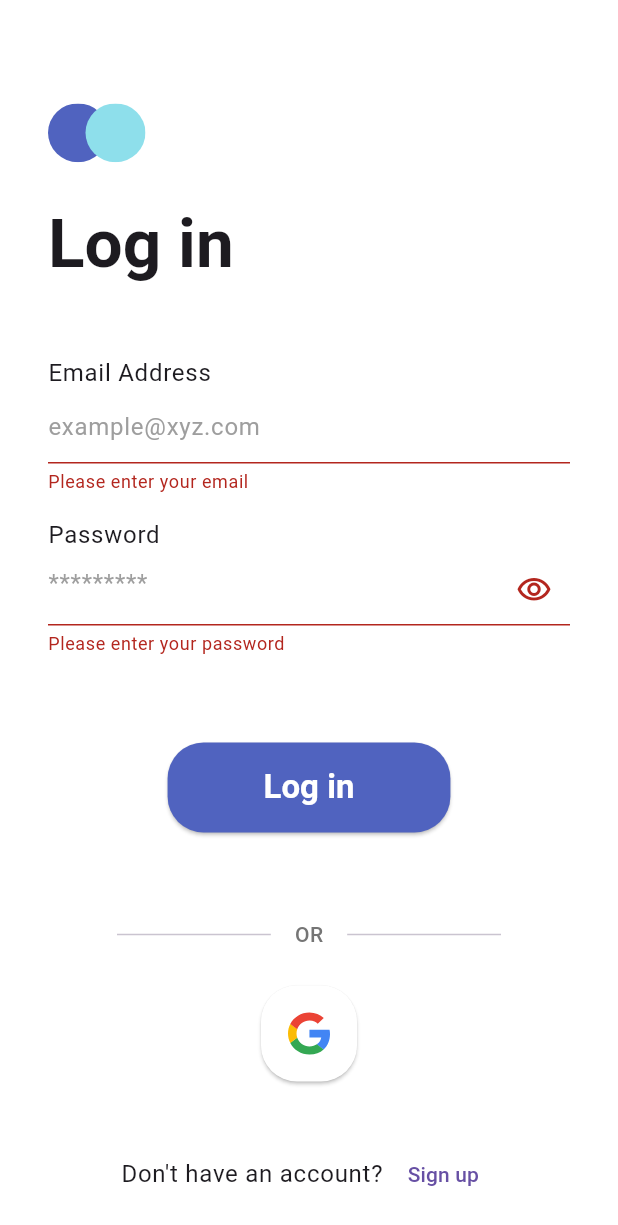
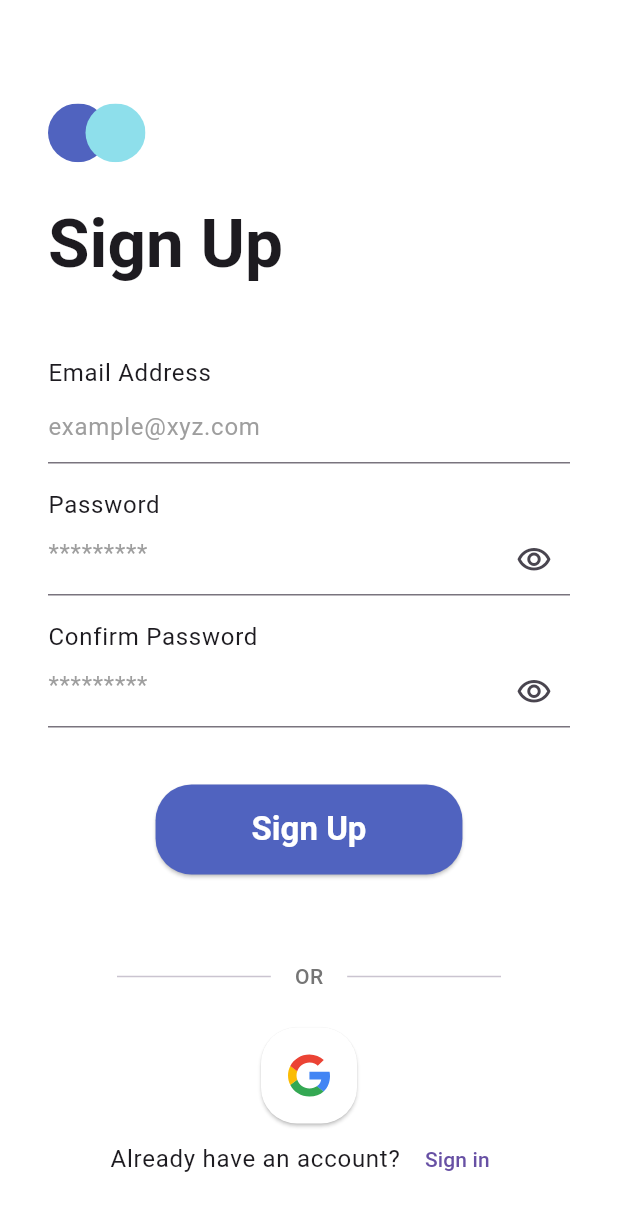
Before and after one commit to nenghakheng/cashsync_app, a Flutter app: the screen it shows after launch, after a tap on "Log in", after a tap on "Sign up", on a phone screen of 412 x 824 dp. Shown: the top 1225 px of the screen. Run offline on Flutter 3.47's test engine with Material 3 defaults, Android fonts, the phone set to English and light mode, and no system bars; our stand-ins replace dio, flutter_dotenv, flutter_secure_storage, flutter_svg, google_sign_in; missing offline and left inert: japx; accounts and stored records are empty.

Commit message:
add sign-up screen

```diff
--- a/lib/pages/auth/auth_page.dart
+++ b/lib/pages/auth/auth_page.dart
@@ -1,15 +1,31 @@
-import 'package:cashsyncapp/pages/auth/local_widgets/login.dart';
+import 'package:cashsyncapp/pages/auth/local_widgets/login_screen.dart';
+import 'package:cashsyncapp/pages/auth/local_widgets/signup_screen.dart';
 import 'package:flutter/material.dart';
 
-class AuthPage extends StatelessWidget {
+class AuthPage extends StatefulWidget {
   const AuthPage({super.key});
 
   @override
-  Widget build(BuildContext context) {
-    return Scaffold(appBar: buildAppBar(context), body: LoginScreen());
+  State<AuthPage> createState() => _AuthPageState();
+}
+
+class _AuthPageState extends State<AuthPage> {
+  bool showLoginScreen = true;
+
+  void toggleAuthScreen() {
+    setState(() {
+      showLoginScreen = !showLoginScreen;
+    });
   }
 
-  PreferredSizeWidget buildAppBar(BuildContext context) {
-    return AppBar(centerTitle: true, forceMaterialTransparency: true);
+  @override
+  Widget build(BuildContext context) {
+    return Scaffold(
+      appBar: AppBar(centerTitle: true, forceMaterialTransparency: true),
+      body:
+          showLoginScreen
+              ? LoginScreen(onToggleView: toggleAuthScreen)
+              : SignUpScreen(onToggleView: toggleAuthScreen),
+    );
   }
 }
--- /dev/null
+++ b/lib/pages/auth/local_widgets/alternative_auth_prompt.dart
@@ -0,0 +1,29 @@
+import 'package:flutter/material.dart';
+
+class AlternativeAuthPrompt extends StatelessWidget {
+  final bool onSignUp;
+  final VoidCallback onToggleView;
+
+  const AlternativeAuthPrompt({
+    super.key,
+    this.onSignUp = false,
+    required this.onToggleView,
+  });
+
+  @override
+  Widget build(BuildContext context) {
+    return Row(
+      mainAxisAlignment: MainAxisAlignment.center,
+      children: [
+        Text(
+          onSignUp ? 'Already have an account? ' : 'Don\'t have an account? ',
+          style: Theme.of(context).textTheme.bodyLarge,
+        ),
+        TextButton(
+          onPressed: onToggleView, // Use the toggle function
+          child: Text(onSignUp ? 'Sign in' : 'Sign up'),
+        ),
+      ],
+    );
+  }
+}
--- /dev/null
+++ b/lib/pages/auth/local_widgets/auth_form_actions.dart
@@ -0,0 +1,148 @@
+import 'package:cashsyncapp/constant/config_constant.dart';
+import 'package:cashsyncapp/viewModels/auth_view_model.dart';
+import 'package:flutter/material.dart';
+import 'package:flutter_svg/flutter_svg.dart';
+import 'package:provider/provider.dart';
+
+class AuthFormActions extends StatefulWidget {
+  const AuthFormActions({
+    super.key,
+    required this.formKey,
+    required this.emailController,
+    required this.passwordController,
+    this.confirmPasswordController,
+  });
+
+  final GlobalKey<FormState> formKey;
+  final TextEditingController emailController;
+  final TextEditingController passwordController;
+  final TextEditingController? confirmPasswordController;
+
+  // Form state based on confirmPassword
+  bool get isSignUp => confirmPasswordController != null;
+
+  @override
+  State<AuthFormActions> createState() => _AuthFormActionsState();
+}
+
+class _AuthFormActionsState extends State<AuthFormActions> {
+  @override
+  Widget build(BuildContext context) {
+    return Column(
+      children: [
+        Center(
+          child: Column(
+            children: [
+              buildLoginButton(context),
+              ConfigConstant.sizedBoxH7,
+              buildGoogleAuthSection(context),
+            ],
+          ),
+        ),
+      ],
+    );
+  }
+
+  Widget buildLoginButton(BuildContext context) {
+    final authViewModel = Provider.of<AuthViewModel>(context);
+
+    return ElevatedButton(
+      onPressed: () async {
+        if (widget.formKey.currentState!.validate()) {
+          // Attempt login
+          final success = await authViewModel.login(
+            widget.emailController.text.trim(),
+            widget.passwordController.text,
+          );
+
+          if (!success && mounted) {
+            // Show error message if login failed
+            ScaffoldMessenger.of(context).showSnackBar(
+              SnackBar(
+                content: Text(authViewModel.errorMessage ?? 'Auth failed'),
+              ),
+            );
+          }
+        }
+      },
+      style: ElevatedButton.styleFrom(
+        backgroundColor: const Color(0xFF5063BF),
+        padding: const EdgeInsets.symmetric(horizontal: 64, vertical: 16),
+        shape: RoundedRectangleBorder(
+          borderRadius: ConfigConstant.circlarRadius3,
+        ),
+      ),
+      child: Text(
+        widget.isSignUp ? "Sign Up" : 'Log in',
+        style: Theme.of(context).textTheme.titleLarge?.copyWith(
+          fontWeight: FontWeight.bold,
+          color: Colors.white,
+        ),
+      ),
+    );
+  }
+
+  Widget buildGoogleAuthSection(BuildContext context) {
+    final authViewModel = Provider.of<AuthViewModel>(context);
+
+    return Column(
+      children: [
+        // Wrap the Row in a Container with same horizontal padding as the login button
+        SizedBox(
+          width: 128 + 64 + 64, // Approximate button width plus padding
+          child: Row(
+            children: [
+              const Expanded(child: Divider()),
+              Padding(
+                padding: const EdgeInsets.symmetric(horizontal: 16.0),
+                child: Text(
+                  'OR',
+                  style: TextStyle(
+                    color: Colors.grey[600],
+                    fontWeight: FontWeight.w500,
+                  ),
+                ),
+              ),
+              const Expanded(child: Divider()),
+            ],
+          ),
+        ),
+
+        ConfigConstant.sizedBoxH3,
+
+        // Google sign in button
+        ElevatedButton(
+          onPressed: () async {
+            final success = await authViewModel.googleLogin();
+
+            if (!success && mounted) {
+              // Show error message if Google login failed
+              ScaffoldMessenger.of(context).showSnackBar(
+                SnackBar(
+                  content: Text(
+                    authViewModel.errorMessage ??
+                        'Google Authentication failed',
+                  ),
+                ),
+              );
+            }
+          },
+          style: ElevatedButton.styleFrom(
+            backgroundColor: Colors.white,
+            padding: const EdgeInsets.symmetric(horizontal: 16, vertical: 16),
+            shape: RoundedRectangleBorder(
+              borderRadius: BorderRadius.circular(ConfigConstant.radius3),
+            ),
+          ),
+          child: SvgPicture.asset(
+            'assets/googlelogo.svg', // Changed to SVG extension
+            height: 32,
+            width: 32,
+            errorBuilder:
+                (ctx, obj, _) => const Icon(Icons.g_mobiledata, size: 32),
+          ),
+        ),
+      ],
+    );
+  }
+}
--- /dev/null
+++ b/lib/pages/auth/local_widgets/auth_form_header.dart
@@ -0,0 +1,35 @@
+import 'package:cashsyncapp/constant/config_constant.dart';
+import 'package:flutter/material.dart';
+import 'package:flutter_svg/flutter_svg.dart';
+
+class AuthFormHeader extends StatelessWidget {
+  const AuthFormHeader({super.key, this.onSignUp});
+
+  final bool? onSignUp;
+
+  @override
+  Widget build(BuildContext context) {
+    return Column(
+      children: [
+        Row(
+          mainAxisAlignment: MainAxisAlignment.start,
+          children: [
+            SvgPicture.asset('assets/cashsynclogo.svg', height: 65, width: 65),
+          ],
+        ),
+        ConfigConstant.sizedBoxH2,
+        Row(
+          mainAxisAlignment: MainAxisAlignment.start,
+          children: [
+            Text(
+              onSignUp == true ? 'Sign Up' : 'Log In',
+              style: Theme.of(
+                context,
+              ).textTheme.displayMedium?.copyWith(fontWeight: FontWeight.bold),
+            ),
+          ],
+        ),
+      ],
+    );
+  }
+}
--- a/lib/pages/auth/local_widgets/credentials_form.dart
+++ b/lib/pages/auth/local_widgets/credentials_form.dart
@@ -8,12 +8,14 @@ class CredentialForm extends StatefulWidget {
     required this.obscurePassword,
     required this.emailController,
     required this.passwordController,
+    this.confirmPasswordController,
   });
 
   final GlobalKey<FormState> formKey;
   final bool obscurePassword;
   final TextEditingController emailController;
   final TextEditingController passwordController;
+  final TextEditingController? confirmPasswordController;
 
   @override
   State<CredentialForm> createState() => _CredentialFormState();
@@ -49,6 +51,17 @@ class _CredentialFormState extends State<CredentialForm> {
     return null;
   }
 
+  String? _confirmPasswordValidator(String? value) {
+    if (widget.confirmPasswordController == null) return null;
+    if (value == null || value.isEmpty) {
+      return 'Please confirm your password';
+    }
+    if (value != widget.passwordController.text) {
+      return 'Passwords do not match';
+    }
+    return null;
+  }
+
   @override
   Widget build(BuildContext context) {
     return Form(
@@ -61,6 +74,10 @@ class _CredentialFormState extends State<CredentialForm> {
           ConfigConstant.sizedBoxH2,
           // Password field
           _buildPasswordInput(),
+          if (widget.confirmPasswordController != null) ...[
+            ConfigConstant.sizedBoxH2,
+            _buildConfirmPasswordInput(),
+          ],
         ],
       ),
     );
@@ -105,6 +122,26 @@ class _CredentialFormState extends State<CredentialForm> {
     );
   }
 
+  Widget _buildConfirmPasswordInput() {
+    return Column(
+      crossAxisAlignment: CrossAxisAlignment.start,
+      children: [
+        Text("Confirm Password", style: Theme.of(context).textTheme.bodyLarge),
+        TextFormField(
+          controller: widget.confirmPasswordController,
+          obscureText: _obscurePassword,
+          decoration: InputDecoration(
+            suffixIcon: _buildPasswordInputIcon(),
+            hintText: "*********",
+            hintStyle: TextStyle(color: Colors.grey.shade500),
+            border: UnderlineInputBorder(),
+          ),
+          validator: (value) => _confirmPasswordValidator(value),
+        ),
+      ],
+    );
+  }
+
   Widget _buildPasswordInputIcon() {
     return IconButton(
       icon: Icon(
--- a/lib/pages/auth/local_widgets/login.dart
+++ /dev/null
@@ -1,221 +0,0 @@
-import 'package:cashsyncapp/constant/config_constant.dart';
-import 'package:cashsyncapp/pages/auth/local_widgets/credentials_form.dart';
-import 'package:cashsyncapp/viewModels/auth_view_model.dart';
-import 'package:flutter/material.dart';
-import 'package:flutter_svg/flutter_svg.dart';
-import 'package:provider/provider.dart';
-
-class LoginScreen extends StatefulWidget {
-  const LoginScreen({super.key});
-  @override
-  State<LoginScreen> createState() => _LoginScreenState();
-}
-
-class _LoginScreenState extends State<LoginScreen> {
-  final _formKey = GlobalKey<FormState>();
-  bool _obscurePassword = true;
-  final _emailController = TextEditingController();
-  final _passwordController = TextEditingController();
-
-  @override
-  void dispose() {
-    _emailController.dispose();
-    _passwordController.dispose();
-    super.dispose();
-  }
-
-  @override
-  Widget build(BuildContext context) {
-    // Access AuthViewModel from context
-    final authViewModel = Provider.of<AuthViewModel>(context);
-
-    // If loading, show progress indicator
-    if (authViewModel.isLoading) {
-      return const Scaffold(body: Center(child: CircularProgressIndicator()));
-    }
-
-    // If user is authenticated, redirect to home page
-    if (authViewModel.isAuthenticated) {
-      // Use Future.microtask to navigate after the build is complete
-      Future.microtask(() {
-        Navigator.of(context).pushReplacementNamed('/home');
-      });
-    }
-
-    return Scaffold(body: SingleChildScrollView(child: buildBody(context)));
-  }
-
-  Widget buildBody(BuildContext context) {
-    return Padding(
-      padding: const EdgeInsets.symmetric(horizontal: 32.0),
-      child: Column(
-        children: [
-          buildLoginIconAndTitle(context),
-          // Credential Form
-          CredentialForm(
-            formKey: _formKey,
-            emailController: _emailController,
-            passwordController: _passwordController,
-            obscurePassword: _obscurePassword,
-          ),
-          // Login Button
-          ConfigConstant.sizedBoxH7,
-          Center(
-            child: Column(
-              children: [
-                buildLoginButton(context),
-                ConfigConstant.sizedBoxH7,
-                buildGoogleAuthSection(context),
-              ],
-            ),
-          ),
-          ConfigConstant.sizedBoxH5,
-          // Don't Have an account? Sign up
-          Row(
-            mainAxisAlignment: MainAxisAlignment.center,
-            children: [
-              Text(
-                'Don\'t have an account? ',
-                style: Theme.of(context).textTheme.bodyLarge,
-              ),
-              TextButton(
-                onPressed: () {
-                  // Navigate to sign up screen
-                  Navigator.pushNamed(context, '/signup');
-                },
-                child: const Text('Sign up'),
-              ),
-            ],
-          ),
-        ],
-      ),
-    );
-  }
-
-  Widget buildLoginIconAndTitle(BuildContext context) {
-    return Column(
-      children: [
-        Row(
-          mainAxisAlignment: MainAxisAlignment.start,
-          children: [
-            SvgPicture.asset('assets/cashsynclogo.svg', height: 65, width: 65),
-          ],
-        ),
-        ConfigConstant.sizedBoxH2,
-        Row(
-          mainAxisAlignment: MainAxisAlignment.start,
-          children: [
-            Text(
-              'Log in',
-              style: Theme.of(
-                context,
-              ).textTheme.displayMedium?.copyWith(fontWeight: FontWeight.bold),
-            ),
-          ],
-        ),
-      ],
-    );
-  }
-
-  Widget buildLoginButton(BuildContext context) {
-    final authViewModel = Provider.of<AuthViewModel>(context);
-
-    return ElevatedButton(
-      onPressed: () async {
-        if (_formKey.currentState!.validate()) {
-          // Attempt login
-          final success = await authViewModel.login(
-            _emailController.text.trim(),
-            _passwordController.text,
-          );
-
-          if (!success && mounted) {
-            // Show error message if login failed
-            ScaffoldMessenger.of(context).showSnackBar(
-              SnackBar(
-                content: Text(authViewModel.errorMessage ?? 'Login failed'),
-              ),
-            );
-          }
-        }
-      },
-      style: ElevatedButton.styleFrom(
-        backgroundColor: const Color(0xFF5063BF),
-        padding: const EdgeInsets.symmetric(horizontal: 64, vertical: 16),
-        shape: RoundedRectangleBorder(
-          borderRadius: ConfigConstant.circlarRadius3,
-        ),
-      ),
-      child: Text(
-        'Log in',
-        style: Theme.of(context).textTheme.titleLarge?.copyWith(
-          fontWeight: FontWeight.bold,
-          color: Colors.white,
-        ),
-      ),
-    );
-  }
-
-  Widget buildGoogleAuthSection(BuildContext context) {
-    final authViewModel = Provider.of<AuthViewModel>(context);
-
-    return Column(
-      children: [
-        // Wrap the Row in a Container with same horizontal padding as the login button
-        Container(
-          width: 128 + 64 + 64, // Approximate button width plus padding
-          child: Row(
-            children: [
-              const Expanded(child: Divider()),
-              Padding(
-                padding: const EdgeInsets.symmetric(horizontal: 16.0),
-                child: Text(
-                  'OR',
-                  style: TextStyle(
-                    color: Colors.grey[600],
-                    fontWeight: FontWeight.w500,
-                  ),
-                ),
-              ),
-              const Expanded(child: Divider()),
-            ],
-          ),
-        ),
-
-        ConfigConstant.sizedBoxH3,
-
-        // Google sign in button
-        ElevatedButton(
-          onPressed: () async {
-            final success = await authViewModel.googleLogin();
-
-            if (!success && mounted) {
-              // Show error message if Google login failed
-              ScaffoldMessenger.of(context).showSnackBar(
-                SnackBar(
-                  content: Text(
-                    authViewModel.errorMessage ?? 'Google login failed',
-                  ),
-                ),
-              );
-            }
-          },
-          style: ElevatedButton.styleFrom(
-            backgroundColor: Colors.white,
-            padding: const EdgeInsets.symmetric(horizontal: 16, vertical: 16),
-            shape: RoundedRectangleBorder(
-              borderRadius: BorderRadius.circular(ConfigConstant.radius3),
-            ),
-          ),
-          child: SvgPicture.asset(
-            'assets/googlelogo.svg', // Changed to SVG extension
-            height: 32,
-            width: 32,
-            errorBuilder:
-                (ctx, obj, _) => const Icon(Icons.g_mobiledata, size: 32),
-          ),
-        ),
-      ],
-    );
-  }
-}
--- /dev/null
+++ b/lib/pages/auth/local_widgets/login_screen.dart
@@ -0,0 +1,88 @@
+import 'package:cashsyncapp/constant/config_constant.dart';
+import 'package:cashsyncapp/pages/auth/local_widgets/alternative_auth_prompt.dart';
+import 'package:cashsyncapp/pages/auth/local_widgets/auth_form_actions.dart';
+import 'package:cashsyncapp/pages/auth/local_widgets/auth_form_header.dart';
+import 'package:cashsyncapp/pages/auth/local_widgets/credentials_form.dart';
+import 'package:cashsyncapp/viewModels/auth_view_model.dart';
+import 'package:flutter/material.dart';
+import 'package:provider/provider.dart';
+
+class LoginScreen extends StatefulWidget {
+  final VoidCallback onToggleView;
+  const LoginScreen({super.key, required this.onToggleView});
+
+  @override
+  State<LoginScreen> createState() => _LoginScreenState();
+}
+
+class _LoginScreenState extends State<LoginScreen> {
+  final _formKey = GlobalKey<FormState>();
+  bool _obscurePassword = true;
+  final _emailController = TextEditingController();
+  final _passwordController = TextEditingController();
+
+  @override
+  void dispose() {
+    _emailController.dispose();
+    _passwordController.dispose();
+    super.dispose();
+  }
+
+  @override
+  Widget build(BuildContext context) {
+    // Access AuthViewModel from context
+    final authViewModel = Provider.of<AuthViewModel>(context);
+
+    // If loading, show progress indicator
+    if (authViewModel.isLoading) {
+      return const Scaffold(body: Center(child: CircularProgressIndicator()));
+    }
+
+    return Scaffold(
+      body: SingleChildScrollView(
+        child: buildBody(
+          context,
+          _formKey,
+          _emailController,
+          _passwordController,
+        ),
+      ),
+    );
+  }
+
+  Widget buildBody(
+    BuildContext context,
+    GlobalKey<FormState> formKey,
+    TextEditingController emailController,
+    TextEditingController passwordController,
+  ) {
+    return Padding(
+      padding: const EdgeInsets.symmetric(horizontal: 32.0),
+      child: Column(
+        children: [
+          AuthFormHeader(),
+          // Credential Form
+          CredentialForm(
+            formKey: _formKey,
+            emailController: _emailController,
+            passwordController: _passwordController,
+            obscurePassword: _obscurePassword,
+          ),
+          // Auth Form Actions
+          ConfigConstant.sizedBoxH7,
+          AuthFormActions(
+            formKey: formKey,
+            emailController: emailController,
+            passwordController: passwordController,
+          ),
+          ConfigConstant.sizedBoxH5,
+          // Alternative Auth Prompt
+          AlternativeAuthPrompt(
+            onSignUp: false,
+            onToggleView: widget.onToggleView, // Use the toggle function
+          ),
+        ],
+      ),
+    );
+  }
+}
--- /dev/null
+++ b/lib/pages/auth/local_widgets/signup_screen.dart
@@ -0,0 +1,72 @@
+import 'package:cashsyncapp/constant/config_constant.dart';
+import 'package:cashsyncapp/pages/auth/local_widgets/alternative_auth_prompt.dart';
+import 'package:cashsyncapp/pages/auth/local_widgets/auth_form_actions.dart';
+import 'package:cashsyncapp/pages/auth/local_widgets/auth_form_header.dart';
+import 'package:cashsyncapp/pages/auth/local_widgets/credentials_form.dart';
+import 'package:cashsyncapp/viewModels/auth_view_model.dart';
+import 'package:flutter/material.dart';
+import 'package:provider/provider.dart';
+
+class SignUpScreen extends StatefulWidget {
+  final VoidCallback onToggleView;
+  const SignUpScreen({super.key, required this.onToggleView});
+
+  @override
+  State<SignUpScreen> createState() => _SignUpScreenState();
+}
+
+class _SignUpScreenState extends State<SignUpScreen> {
+  final _formKey = GlobalKey<FormState>();
+  bool _obscurePassword = true;
+  final _emailController = TextEditingController();
+  final _passwordController = TextEditingController();
+  final _confirmPasswordController = TextEditingController();
+
+  @override
+  void dispose() {
+    _emailController.dispose();
+    _passwordController.dispose();
+    _confirmPasswordController.dispose();
+    super.dispose();
+  }
+
+  @override
+  Widget build(BuildContext context) {
+    final AuthViewModel authViewModel = Provider.of<AuthViewModel>(context);
+
+    if (authViewModel.isLoading) {
+      return const Scaffold(body: Center(child: CircularProgressIndicator()));
+    }
+
+    return Scaffold(
+      body: SingleChildScrollView(
+        child: Padding(
+          padding: const EdgeInsets.symmetric(horizontal: 32.0),
+          child: Column(
+            children: [
+              AuthFormHeader(onSignUp: true),
+              CredentialForm(
+                formKey: _formKey,
+                obscurePassword: _obscurePassword,
+                emailController: _emailController,
+                passwordController: _passwordController,
+                confirmPasswordController: _confirmPasswordController,
+              ),
+              ConfigConstant.sizedBoxH5,
+              AuthFormActions(
+                formKey: _formKey,
+                emailController: _emailController,
+                passwordController: _passwordController,
+                confirmPasswordController: _confirmPasswordController,
+              ),
+              AlternativeAuthPrompt(
+                onSignUp: true,
+                onToggleView: widget.onToggleView, // Use the toggle function
+              ),
+            ],
+          ),
+        ),
+      ),
+    );
+  }
+}
```
Also changed, not shown: lib/pages/auth/local_widgets/signup.dart (deleted).
